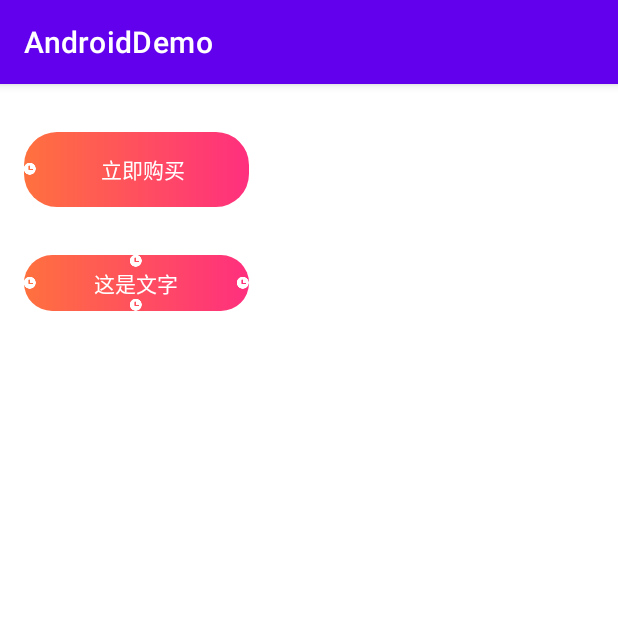
After one commit to cag2050/AndroidDemo, an Android app: the AppCompatTextViewActivity screen opened directly, with no data from a screen before it, on a phone screen of 412 x 824 dp, the top half of it. The commit adds this screen. Run offline under Robolectric (Android 15) with nearby library versions, the phone set to English and light mode, and no system bars.

```diff
--- /dev/null
+++ b/app/src/main/java/com/example/androiddemo/AppCompatTextViewActivity.java
@@ -0,0 +1,14 @@
+package com.example.androiddemo;
+
+import androidx.appcompat.app.AppCompatActivity;
+
+import android.os.Bundle;
+
+public class AppCompatTextViewActivity extends AppCompatActivity {
+
+    @Override
+    protected void onCreate(Bundle savedInstanceState) {
+        super.onCreate(savedInstanceState);
+        setContentView(R.layout.activity_app_compat_text_view);
+    }
+}
--- a/app/src/main/java/com/example/androiddemo/MainActivity.kt
+++ b/app/src/main/java/com/example/androiddemo/MainActivity.kt
@@ -56,5 +56,10 @@ class MainActivity : AppCompatActivity() {
             val intent = Intent(this, MaterialButtonActivity::class.java);
             startActivity(intent)
         }
+
+        binding.textImageCenter.setOnClickListener {
+            val intent = Intent(this, TextViewImageViewActivity::class.java);
+            startActivity(intent)
+        }
     }
 }
--- /dev/null
+++ b/app/src/main/res/drawable-xxhdpi/common_shape_pay_dialog_btn_bg.xml
@@ -0,0 +1,8 @@
+<?xml version="1.0" encoding="utf-8"?>
+<shape xmlns:android="http://schemas.android.com/apk/res/android">
+    <corners android:radius="22dp" />
+    <gradient
+        android:angle="0"
+        android:endColor="#FF2F7E"
+        android:startColor="#FF713E" />
+</shape>
--- /dev/null
+++ b/app/src/main/res/layout/activity_app_compat_text_view.xml
@@ -0,0 +1,43 @@
+<?xml version="1.0" encoding="utf-8"?>
+<androidx.constraintlayout.widget.ConstraintLayout xmlns:android="http://schemas.android.com/apk/res/android"
+    xmlns:app="http://schemas.android.com/apk/res-auto"
+    xmlns:tools="http://schemas.android.com/tools"
+    android:layout_width="match_parent"
+    android:layout_height="match_parent"
+    tools:context=".AppCompatTextViewActivity">
+
+    <androidx.appcompat.widget.AppCompatTextView
+        android:id="@+id/pay_now"
+        android:layout_width="150dp"
+        android:layout_height="50dp"
+        android:layout_marginHorizontal="16dp"
+        android:layout_marginTop="32dp"
+        android:background="@drawable/common_shape_pay_dialog_btn_bg"
+        android:drawableLeft="@drawable/icon_leave"
+        android:drawablePadding="1dp"
+        android:gravity="center"
+        android:paddingVertical="12dp"
+        android:text="立即购买"
+        android:textColor="@color/white"
+        app:layout_constraintStart_toStartOf="parent"
+        app:layout_constraintTop_toTopOf="parent" />
+
+    <androidx.appcompat.widget.AppCompatTextView
+        android:layout_width="150dp"
+        android:layout_height="wrap_content"
+        android:layout_gravity="center"
+        android:layout_marginHorizontal="16dp"
+        android:layout_marginTop="32dp"
+        android:background="@drawable/common_shape_pay_dialog_btn_bg"
+        android:drawableStart="@drawable/icon_leave"
+        android:drawableTop="@drawable/icon_leave"
+        android:drawableEnd="@drawable/icon_leave"
+        android:drawableBottom="@drawable/icon_leave"
+        android:drawablePadding="0dp"
+        android:gravity="center"
+        android:text="这是文字"
+        android:textColor="#fff"
+        app:layout_constraintStart_toStartOf="parent"
+        app:layout_constraintTop_toBottomOf="@+id/pay_now" />
+
+</androidx.constraintlayout.widget.ConstraintLayout>
--- a/app/src/main/res/layout/activity_material_button.xml
+++ b/app/src/main/res/layout/activity_material_button.xml
@@ -15,15 +15,16 @@
         android:layout_height="40dp"
         android:layout_marginStart="16dp"
         android:layout_marginTop="16dp"
+        android:gravity="center"
         android:insetTop="0dp"
         android:insetBottom="0dp"
-        android:gravity="center"
         android:text="@string/common_text_online"
+        android:textAlignment="gravity"
         android:textAllCaps="false"
         android:textColor="@color/white"
         android:textSize="12dp"
+        android:textStyle="bold"
         app:backgroundTint="@color/common_color_00D471"
-        android:textStyle="bold"
         app:cornerRadius="12dp"
         app:icon="@drawable/icon_leave"
         app:iconGravity="textStart"
```
Also changed, not shown: app/src/main/AndroidManifest.xml (+7 -4 lines), app/src/main/java/com/example/androiddemo/TextViewImageViewActivity.java (added, +13 -0 lines), app/src/main/res/layout/activity_main.xml (+9 -0 lines), app/src/main/res/layout/activity_text_view_image_view.xml (added, +39 -0 lines).
